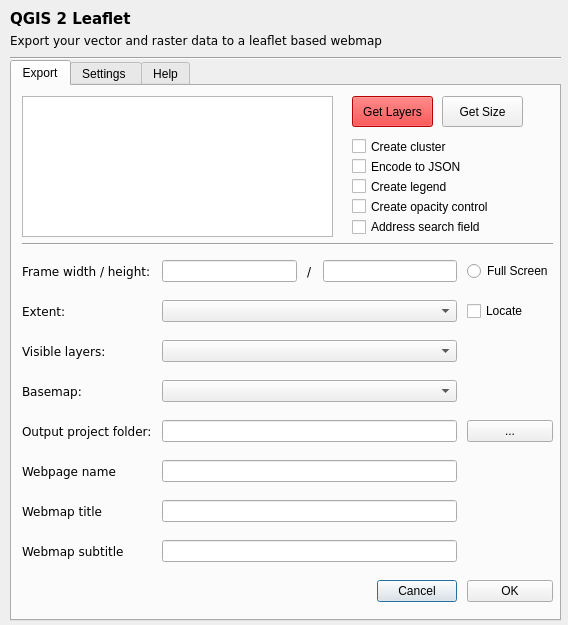
Old version of the form ui_qgis2leaf.ui in the repository Geolicious/qgis2leaf.
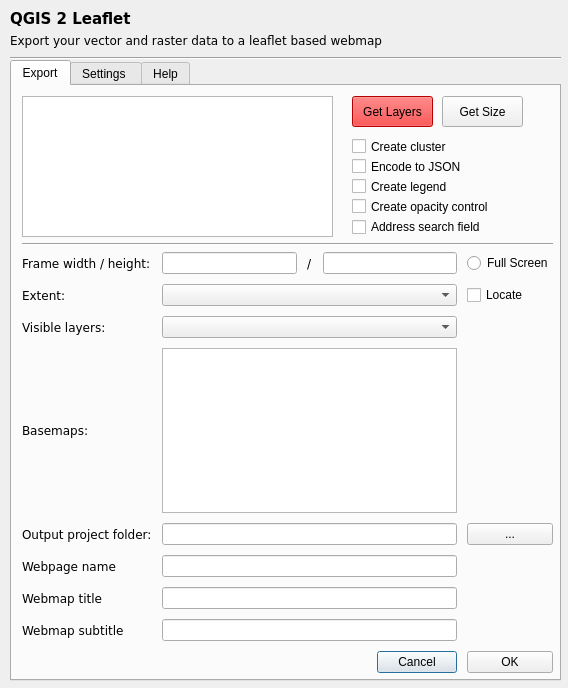
New version of the form.

Commit message: enabled multi basemaps support

```diff
--- a/ui_qgis2leaf.ui
+++ b/ui_qgis2leaf.ui
@@ -7,7 +7,7 @@
     <x>0</x>
     <y>0</y>
     <width>568</width>
-    <height>625</height>
+    <height>688</height>
    </rect>
   </property>
   <property name="windowTitle">
@@ -71,7 +71,7 @@
      <x>10</x>
      <y>60</y>
      <width>551</width>
-     <height>561</height>
+     <height>621</height>
     </rect>
    </property>
    <property name="currentIndex">
@@ -97,7 +97,7 @@
        <x>10</x>
        <y>166</y>
        <width>531</width>
-       <height>361</height>
+       <height>421</height>
       </rect>
      </property>
      <layout class="QGridLayout" name="gridLayout">
@@ -172,9 +172,6 @@
         </item>
        </layout>
       </item>
-      <item row="5" column="1">
-       <widget class="QLineEdit" name="lineEdit_2"/>
-      </item>
       <item row="10" column="2">
        <widget class="QPushButton" name="okButton">
         <property name="text">
@@ -201,9 +198,6 @@
         </property>
        </widget>
       </item>
-      <item row="4" column="1">
-       <widget class="QComboBox" name="comboBox"/>
-      </item>
       <item row="2" column="1">
        <widget class="QComboBox" name="comboBox_2"/>
       </item>
@@ -215,7 +209,7 @@
          </font>
         </property>
         <property name="text">
-         <string>Basemap:</string>
+         <string>Basemaps:</string>
         </property>
        </widget>
       </item>
@@ -295,6 +289,12 @@
         </property>
        </widget>
       </item>
+      <item row="5" column="1">
+       <widget class="QLineEdit" name="lineEdit_2"/>
+      </item>
+      <item row="4" column="1">
+       <widget class="QListWidget" name="comboBox"/>
+      </item>
      </layout>
     </widget>
     <widget class="Line" name="line_2">
```
The commit also changes 5 other files.
